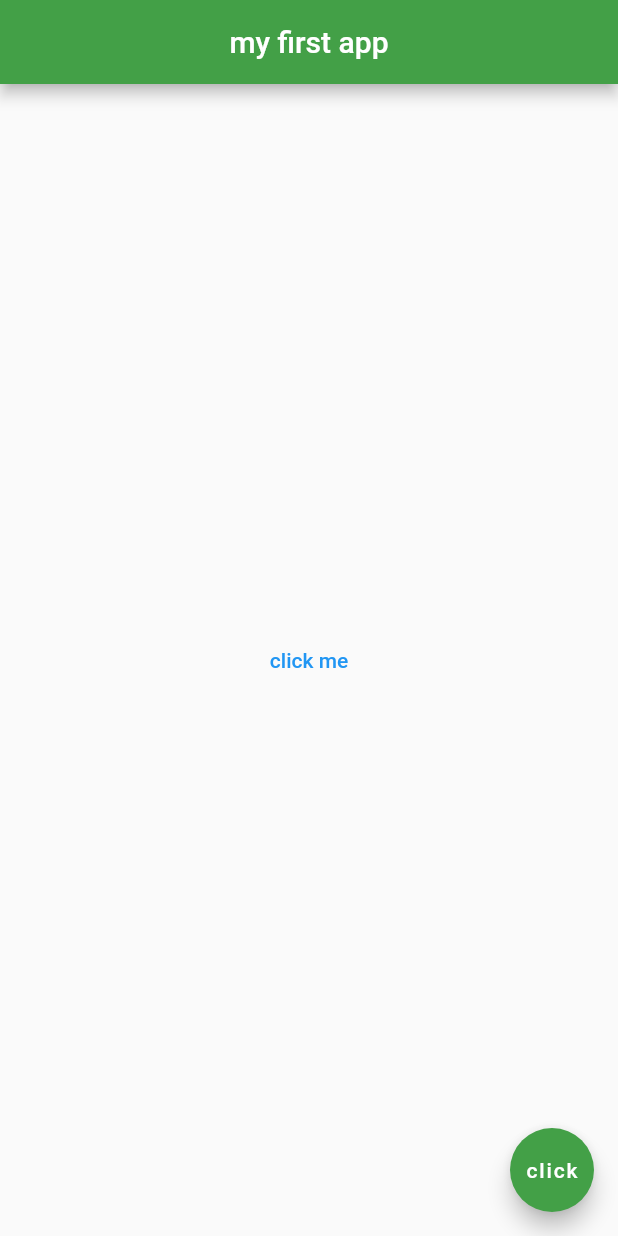
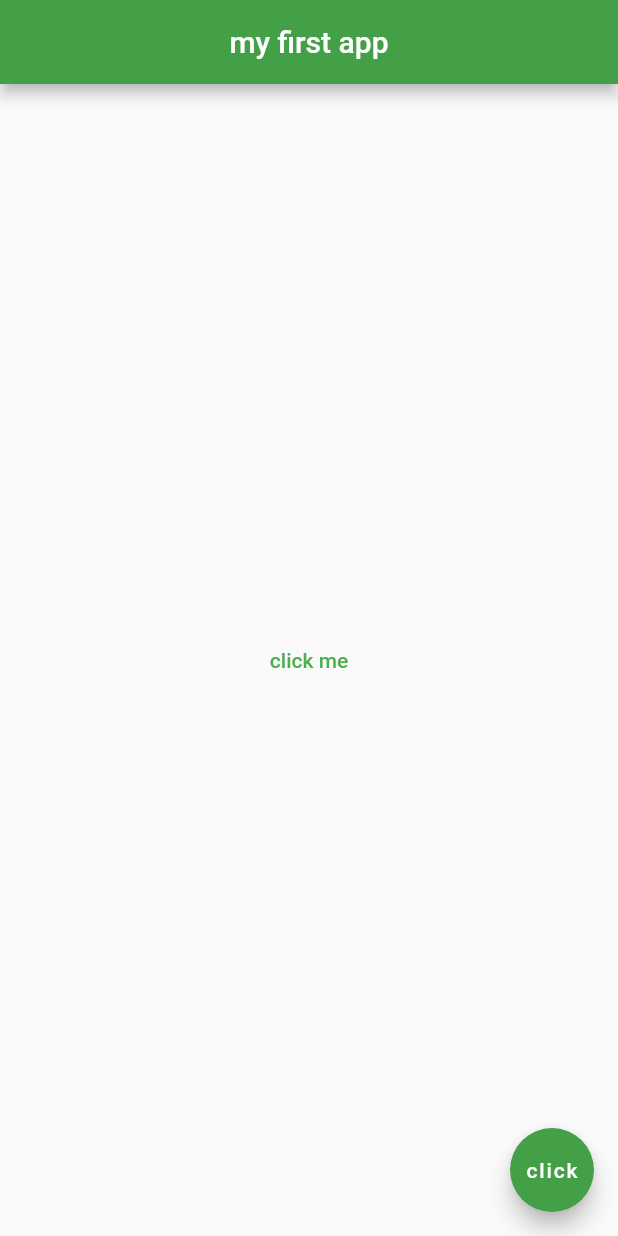
Before and after one commit to PasinduManeka/myapp, a Flutter app: the screen it shows after launch, on a phone screen of 412 x 824 dp. Run offline on Flutter 3.47's test engine with Material 2 defaults, Android fonts, the phone set to English and light mode, and no system bars.

Commit message:
Update the repository

```diff
--- a/lib/main.dart
+++ b/lib/main.dart
@@ -26,6 +26,7 @@ class Home extends StatelessWidget {
             print('You Clicked me!');
           },
           child: Text('click me'),
+          style: TextButton.styleFrom(primary: Colors.green),
         ),
       ),
       floatingActionButton: FloatingActionButton(
```
